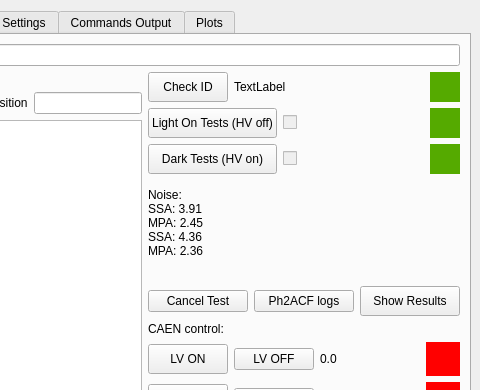
Qt form ui/integration.ui (pisaoutertracker/integration_tools) before a commit; both pictures show x 346 to 826 and y 0 to 390 of the 826 by 1038 pixel window.
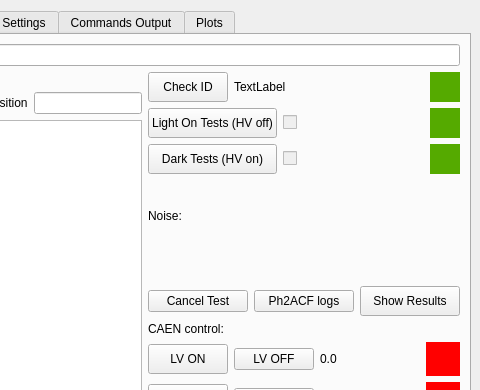
The same form after that commit.

Diff of the .ui file:
```diff
--- a/ui/integration.ui
+++ b/ui/integration.ui
@@ -470,12 +470,7 @@
                  </size>
                 </property>
                 <property name="text">
-                 <string>&lt;html&gt;&lt;head/&gt;&lt;body&gt;&lt;p&gt;Noise:&lt;br&gt;SSA: 3.91&lt;br&gt;
-MPA: 2.45&lt;br&gt;
-SSA: 4.36&lt;br&gt;
-MPA: 2.36&lt;br&gt;
-&lt;/body&gt;&lt;/html&gt;
-</string>
+                 <string>&lt;html&gt;&lt;head/&gt;&lt;body&gt;&lt;p&gt;Noise:&lt;br/&gt;&lt;br/&gt;&lt;/p&gt;&lt;/body&gt;&lt;/html&gt;</string>
                 </property>
                </widget>
               </item>
```
